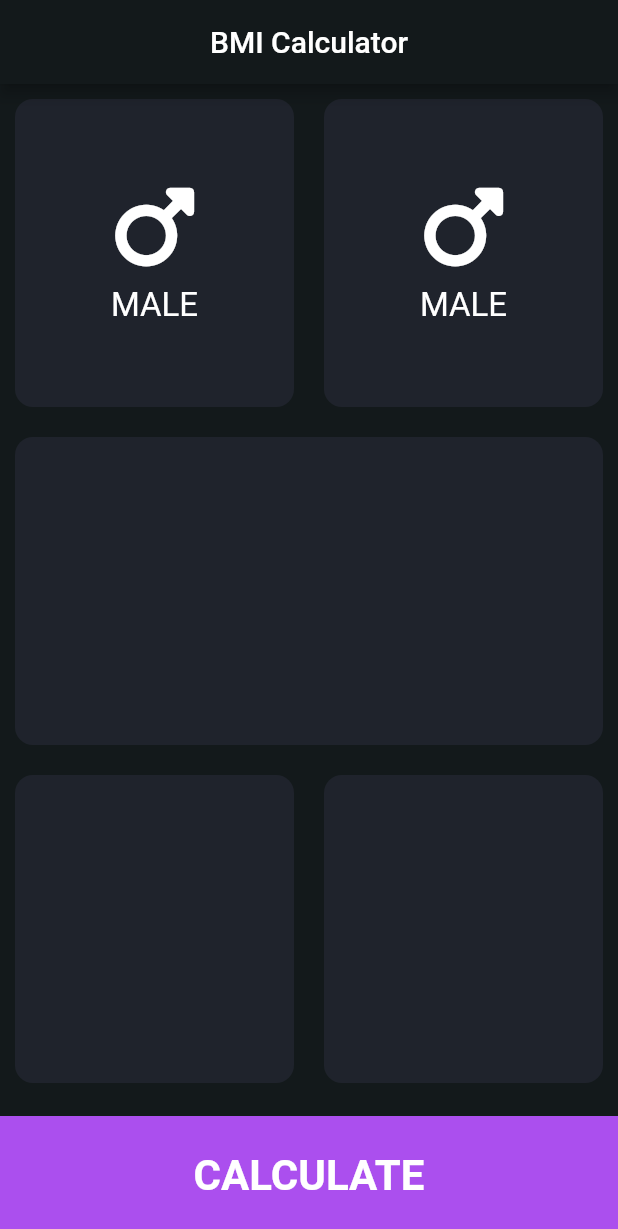
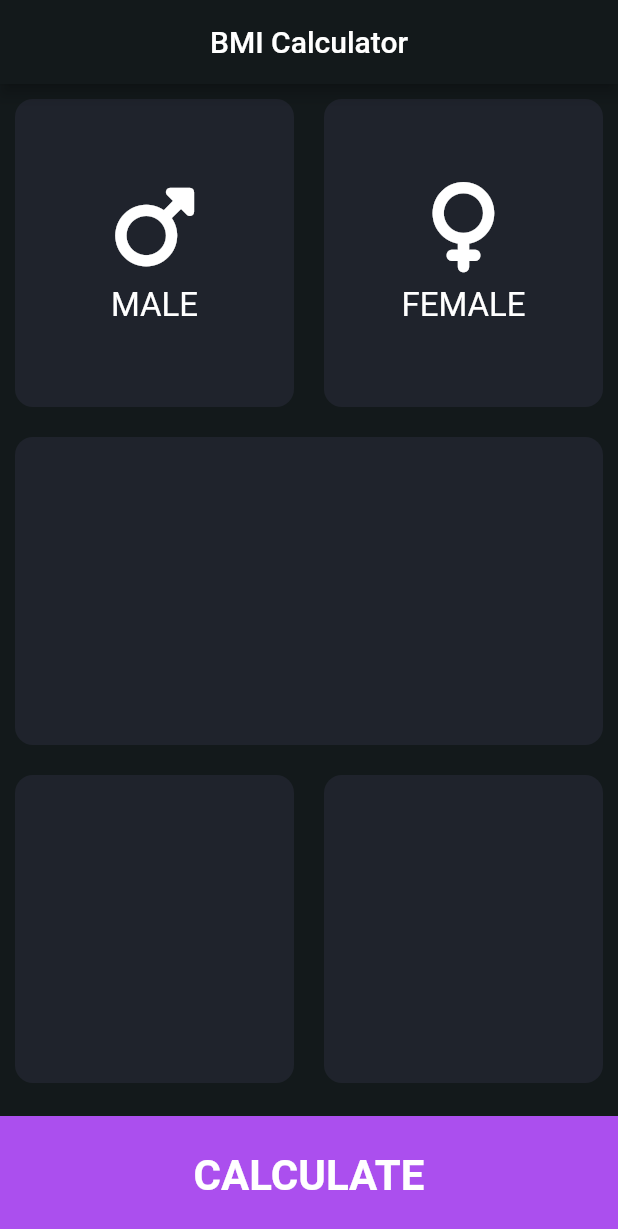
Before and after one commit to eeBarrionuevo/flutter_codigo5_bmi, a Flutter app: the screen it shows after launch, on a phone screen of 412 x 824 dp. Shown: the top 1229 px of the screen. Run offline on Flutter 3.47's test engine with Material 2 defaults, Android fonts, the phone set to English and light mode, and no system bars; our stand-ins replace font_awesome_flutter.

Commit message:
Male and Female button 3

```diff
--- a/lib/pages/input_page.dart
+++ b/lib/pages/input_page.dart
@@ -21,12 +21,18 @@ class InputPage extends StatelessWidget {
               children: [
                 Expanded(
                   child: ReusableCard(
-                    childCard: IconContent(),
+                    childCard: IconContent(
+                      textIcon: "MALE",
+                      icon: FontAwesomeIcons.mars,
+                    ),
                   ),
                 ),
                 Expanded(
                   child: ReusableCard(
-                    childCard: IconContent(),
+                    childCard: IconContent(
+                      textIcon: "FEMALE",
+                      icon: FontAwesomeIcons.venus,
+                    ),
                   ),
                 ),
               ],
@@ -81,28 +87,3 @@ class InputPage extends StatelessWidget {
     );
   }
 }
-
-class IconContent extends StatelessWidget {
-  const IconContent({
-    Key? key,
-  }) : super(key: key);
-
-  @override
-  Widget build(BuildContext context) {
-    return Column(
-      mainAxisAlignment: MainAxisAlignment.center,
-      children: [
-        FaIcon(FontAwesomeIcons.mars, size: 60.0),
-        SizedBox(
-          height: 10.0,
-        ),
-        Text(
-          "MALE",
-          style: TextStyle(
-            fontSize: 22.0,
-          ),
-        ),
-      ],
-    );
-  }
-}
--- a/lib/widgets.dart
+++ b/lib/widgets.dart
@@ -1,10 +1,11 @@
-
 import 'package:flutter/material.dart';
+import 'package:font_awesome_flutter/font_awesome_flutter.dart';
 
 class ReusableCard extends StatelessWidget {
-
   Widget childCard;
-  ReusableCard({required this.childCard,});
+  ReusableCard({
+    required this.childCard,
+  });
 
   @override
   Widget build(BuildContext context) {
@@ -18,3 +19,32 @@ class ReusableCard extends StatelessWidget {
     );
   }
 }
+
+class IconContent extends StatelessWidget {
+  String textIcon;
+  IconData icon;
+
+  IconContent({
+    required this.textIcon,
+    required this.icon,
+  });
+
+  @override
+  Widget build(BuildContext context) {
+    return Column(
+      mainAxisAlignment: MainAxisAlignment.center,
+      children: [
+        FaIcon(icon, size: 60.0),
+        SizedBox(
+          height: 10.0,
+        ),
+        Text(
+          textIcon,
+          style: TextStyle(
+            fontSize: 22.0,
+          ),
+        ),
+      ],
+    );
+  }
+}
```
